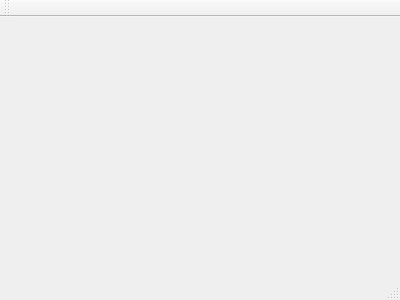
Qt form MainWindow.ui (ChenMingHe/bclient) before a commit.
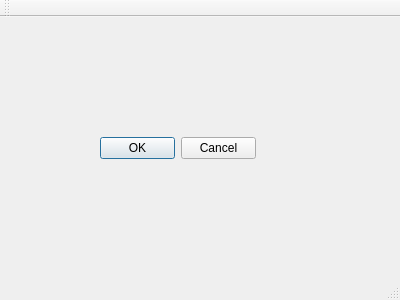
The same form after that commit.

Diff of the .ui file:
```diff
--- a/MainWindow.ui
+++ b/MainWindow.ui
@@ -13,7 +13,21 @@
   <property name="windowTitle">
    <string>MainWindow</string>
   </property>
-  <widget class="QWidget" name="centralWidget"/>
+  <widget class="QWidget" name="centralWidget">
+   <widget class="QDialogButtonBox" name="buttonBox">
+    <property name="geometry">
+     <rect>
+      <x>100</x>
+      <y>120</y>
+      <width>156</width>
+      <height>23</height>
+     </rect>
+    </property>
+    <property name="standardButtons">
+     <set>QDialogButtonBox::Cancel|QDialogButtonBox::Ok</set>
+    </property>
+   </widget>
+  </widget>
   <widget class="QMenuBar" name="menuBar">
    <property name="geometry">
     <rect>
```
